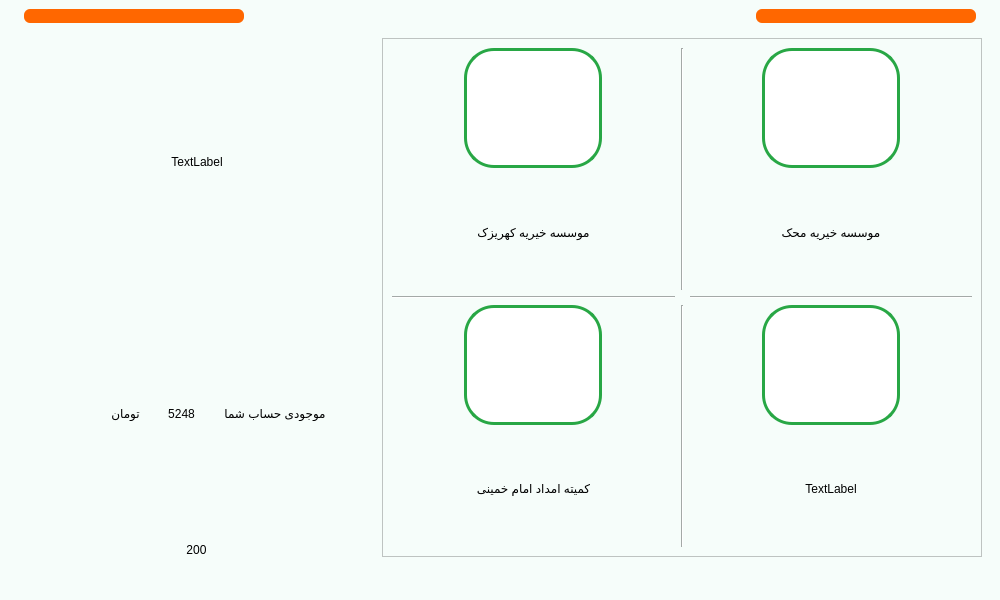
This is main.ui in Farazist/raspberrypi-app as Qt 5 draws it before an edit. The edited form follows.
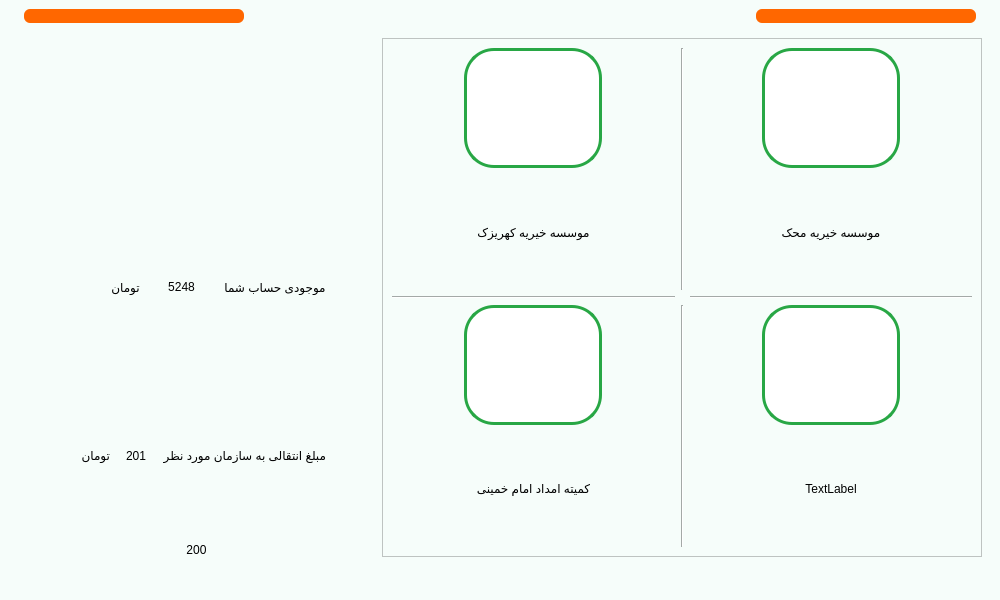
This is the edited form. The open tabs and pages were chosen to show the change. Icons and pictures are not drawn.

```diff
--- a/main.ui
+++ b/main.ui
@@ -3892,7 +3892,7 @@
 color:#000000;</string>
             </property>
             <property name="text">
-             <string>TextLabel</string>
+             <string/>
             </property>
             <property name="alignment">
              <set>Qt::AlignCenter</set>
@@ -3945,6 +3945,43 @@
             </item>
            </layout>
           </item>
+          <item>
+           <layout class="QHBoxLayout" name="horizontalLayout_33">
+            <item alignment="Qt::AlignRight|Qt::AlignVCenter">
+             <widget class="QLabel" name="label_20">
+              <property name="styleSheet">
+               <string notr="true">font: 24pt &quot;IRANSans&quot;;
+color:#000000;</string>
+              </property>
+              <property name="text">
+               <string>تومان</string>
+              </property>
+             </widget>
+            </item>
+            <item alignment="Qt::AlignHCenter|Qt::AlignVCenter">
+             <widget class="QLabel" name="lblDepositToCharity">
+              <property name="styleSheet">
+               <string notr="true">font: 87 28pt &quot;IRANSansFaNum Black&quot;;
+color:#000000;</string>
+              </property>
+              <property name="text">
+               <string>201</string>
+              </property>
+             </widget>
+            </item>
+            <item alignment="Qt::AlignHCenter|Qt::AlignVCenter">
+             <widget class="QLabel" name="label_15">
+              <property name="styleSheet">
+               <string notr="true">font: 24pt &quot;IRANSans&quot;;
+color:#000000;</string>
+              </property>
+              <property name="text">
+               <string>مبلغ انتقالی به سازمان مورد نظر</string>
+              </property>
+             </widget>
+            </item>
+           </layout>
+          </item>
           <item>
            <layout class="QHBoxLayout" name="horizontalLayout_26">
             <property name="leftMargin">
```
Left out of the diff: 12 changed lines with no effect on the pictures.
